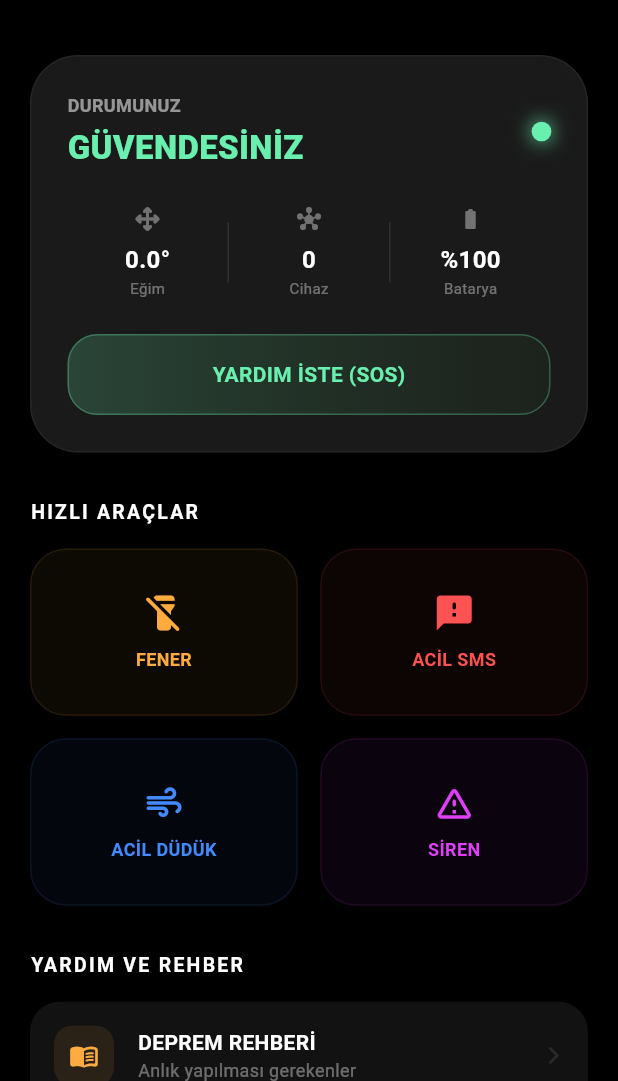
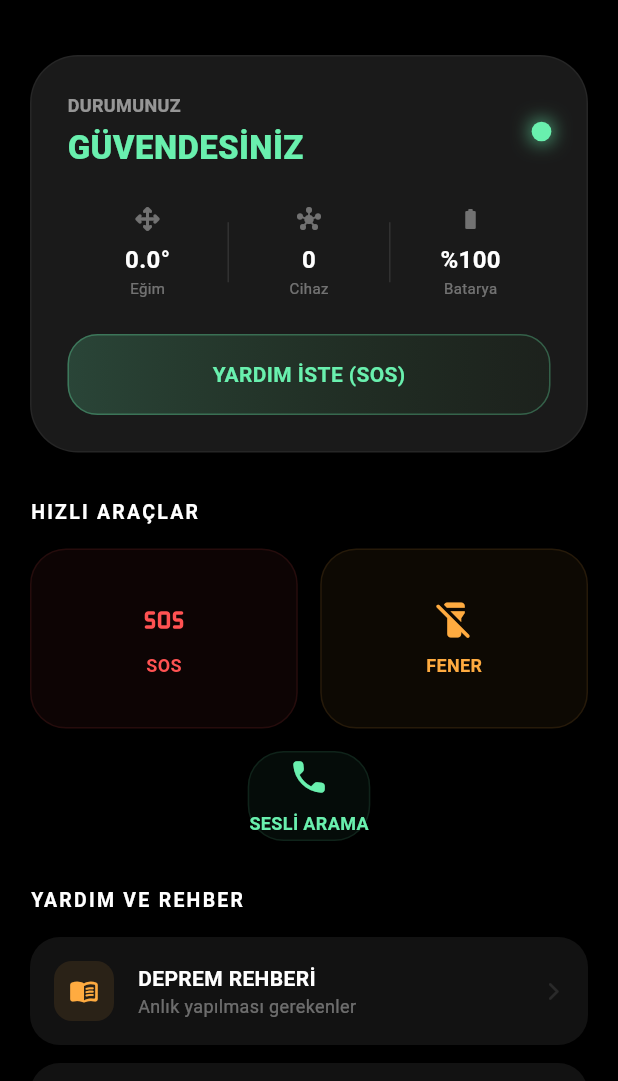
Before and after one commit to FunTeknoloji/quakesafe-app, a Flutter app: the OfflineHomeScreen screen opened directly, on a phone screen of 412 x 824 dp, the part 155-1236 px from its top. Run offline on Flutter 3.47's test engine with Material 3 defaults, Android fonts, the phone set to English and light mode, and no system bars; our stand-ins replace audioplayers, battery_plus, camera, file_picker, flutter_compass, flutter_contacts and 14 more; missing offline and left inert: audio_session, flutter_background_service, flutter_background_service_android, nearby_connections, record, screen_brightness and 2 more; accounts and stored records are empty.

Commit message:
feat: Implement offline hybrid mesh system
This commit introduces a decentralized, self-healing, hybrid mesh networking system for emergency communication.

The new system includes:
- A core mesh logic with different node roles and a message prioritization system.
- Enhanced voice and video call features, including mute functionality, quality selection, and a new video call screen.
- An updated UI/UX with one-touch buttons for critical actions.
- Security features, such as message hashing, to prevent message tampering.
- A basic offline map caching solution.

```diff
--- /dev/null
+++ b/lib/models/message.dart
@@ -0,0 +1,51 @@
+enum MessagePriority {
+  SOS,
+  Voice,
+  Location,
+  Chat,
+  System,
+}
+
+class Message {
+  final String messageId;
+  final String senderId;
+  final String receiverId;
+  final String content;
+  final MessagePriority priority;
+  final DateTime timestamp;
+  int ttl;
+
+  Message({
+    required this.messageId,
+    required this.senderId,
+    required this.receiverId,
+    required this.content,
+    this.priority = MessagePriority.Chat,
+    required this.timestamp,
+    this.ttl = 2,
+  });
+
+  factory Message.fromJson(Map<String, dynamic> json) {
+    return Message(
+      messageId: json['messageId'],
+      senderId: json['senderId'],
+      receiverId: json['receiverId'],
+      content: json['content'],
+      priority: MessagePriority.values[json['priority']],
+      timestamp: DateTime.fromMillisecondsSinceEpoch(json['timestamp']),
+      ttl: json['ttl'],
+    );
+  }
+
+  Map<String, dynamic> toJson() {
+    return {
+      'messageId': messageId,
+      'senderId': senderId,
+      'receiverId': receiverId,
+      'content': content,
+      'priority': priority.index,
+      'timestamp': timestamp.millisecondsSinceEpoch,
+      'ttl': ttl,
+    };
+  }
+}
--- /dev/null
+++ b/lib/models/node.dart
@@ -0,0 +1,42 @@
+enum NodeRole {
+  Normal,
+  Relay,
+  Bridge,
+  Emergency,
+}
+
+class Node {
+  final String nodeId;
+  NodeRole nodeRole;
+  int batteryLevel;
+  int signalStrength;
+  DateTime lastSeen;
+
+  Node({
+    required this.nodeId,
+    this.nodeRole = NodeRole.Normal,
+    this.batteryLevel = 100,
+    this.signalStrength = 0,
+    required this.lastSeen,
+  });
+
+  factory Node.fromJson(Map<String, dynamic> json) {
+    return Node(
+      nodeId: json['nodeId'],
+      nodeRole: NodeRole.values[json['nodeRole']],
+      batteryLevel: json['batteryLevel'],
+      signalStrength: json['signalStrength'],
+      lastSeen: DateTime.fromMillisecondsSinceEpoch(json['lastSeen']),
+    );
+  }
+
+  Map<String, dynamic> toJson() {
+    return {
+      'nodeId': nodeId,
+      'nodeRole': nodeRole.index,
+      'batteryLevel': batteryLevel,
+      'signalStrength': signalStrength,
+      'lastSeen': lastSeen.millisecondsSinceEpoch,
+    };
+  }
+}
--- a/lib/screens/offline_home_screen.dart
+++ b/lib/screens/offline_home_screen.dart
@@ -213,7 +213,7 @@ class _OfflineHomeScreenState extends State<OfflineHomeScreen> with TickerProvid
               children: [
                 Expanded(child: _buildDashboardStat('Eğim', '${_tiltX.toStringAsFixed(1)}°', FontAwesomeIcons.arrowsUpDownLeftRight)),
                 Container(width: 1, height: 40, color: Colors.white10),
-                Expanded(child: _buildDashboardStat('Cihaz', '${P2PConnectionService().endpointMap.length}', Icons.hub_rounded)),
+                Expanded(child: _buildDashboardStat('Cihaz', '${P2PConnectionService().nodes.length}', Icons.hub_rounded)),
                 Container(width: 1, height: 40, color: Colors.white10),
                 Expanded(child: _buildDashboardStat('Batarya', '%$_batteryLevel', _batteryLevel > 20 ? Icons.battery_full_rounded : Icons.battery_alert_rounded)),
               ],
@@ -247,20 +247,32 @@ class _OfflineHomeScreenState extends State<OfflineHomeScreen> with TickerProvid
   }
 
   Widget _buildQuickToolsGrid() {
-    return GridView.count(
-      shrinkWrap: true,
-      physics: const NeverScrollableScrollPhysics(),
-      crossAxisCount: 2,
-      mainAxisSpacing: 15,
-      crossAxisSpacing: 15,
-      childAspectRatio: 1.6,
+    return Column(
       children: [
-        _buildToolCard('FENER', _isFlashlightOn ? Icons.flashlight_on_rounded : Icons.flashlight_off_rounded, Colors.orangeAccent, _toggleFlashlight),
-        _buildToolCard('ACİL SMS', Icons.sms_failed_rounded, Colors.redAccent, _sendEmergencySMS),
-        _buildToolCard('ACİL DÜDÜK', Icons.air_rounded, Colors.blueAccent, _playWhistle),
-        _buildToolCard('SİREN', Icons.warning_amber_rounded, Colors.purpleAccent, _playSiren),
+        Row(
+          children: [
+            Expanded(
+              child: _buildToolCard('SOS', Icons.sos_rounded, Colors.redAccent, _toggleStatus, isLarge: true),
+            ),
+            const SizedBox(width: 15),
+            Expanded(
+              child: _buildToolCard('FENER', _isFlashlightOn ? Icons.flashlight_on_rounded : Icons.flashlight_off_rounded, Colors.orangeAccent, _toggleFlashlight, isLarge: true),
+            ),
+          ],
+        ),
+        const SizedBox(height: 15),
+        _buildToolCard('SESLİ ARAMA', Icons.call_rounded, Colors.greenAccent, _startVoiceCall, isLarge: false),
       ],
     );
+  }
+
+  void _startVoiceCall() {
+    final p2p = P2PConnectionService();
+    if (p2p.nodes.isEmpty) {
+      ScaffoldMessenger.of(context).showSnackBar(const SnackBar(content: Text('Bağlı cihaz yok')));
+      return;
+    }
+    p2p.sendProtocolMessage('all', {'type': 'VOICE_SIG', 'cmd': 'START'});
   }
 
   void _shareLocation() async {
@@ -302,10 +314,11 @@ class _OfflineHomeScreenState extends State<OfflineHomeScreen> with TickerProvid
     } catch (e) {}
   }
 
-  Widget _buildToolCard(String title, IconData icon, Color color, VoidCallback onTap) {
+  Widget _buildToolCard(String title, IconData icon, Color color, VoidCallback onTap, {bool isLarge = false}) {
     return GestureDetector(
       onTap: onTap,
       child: Container(
+        height: isLarge ? 120 : 60,
         decoration: BoxDecoration(color: color.withOpacity(0.05), borderRadius: BorderRadius.circular(24), border: Border.all(color: color.withOpacity(0.1))),
         child: Column(mainAxisAlignment: MainAxisAlignment.center, children: [Icon(icon, color: color, size: 28), const SizedBox(height: 8), Text(title, style: TextStyle(color: color, fontWeight: FontWeight.bold, fontSize: 12))]),
       ),
--- a/lib/screens/tools_screen.dart
+++ b/lib/screens/tools_screen.dart
@@ -375,7 +375,7 @@ class _ToolsScreenState extends State<ToolsScreen> {
     return ListenableBuilder(
       listenable: P2PConnectionService(),
       builder: (context, _) {
-        final devices = P2PConnectionService().endpointMap.values.toList();
+        final devices = P2PConnectionService().nodes.values.toList();
         return Container(
           padding: const EdgeInsets.all(24),
           decoration: BoxDecoration(
@@ -415,12 +415,12 @@ class _ToolsScreenState extends State<ToolsScreen> {
                         Column(
                           crossAxisAlignment: CrossAxisAlignment.start,
                           children: [
-                            Text(devices[i].endpointName, style: const TextStyle(color: Colors.white, fontWeight: FontWeight.bold, fontSize: 13)),
+                            Text(devices[i].nodeId, style: const TextStyle(color: Colors.white, fontWeight: FontWeight.bold, fontSize: 13)),
                             const Text('P2P Mesh Bağlantısı', style: TextStyle(color: Colors.white24, fontSize: 9)),
                           ],
                         ),
                         const Spacer(),
-                        _buildStabilityIndicator(P2PConnectionService().connectionQuality[P2PConnectionService().endpointMap.keys.elementAt(i)] ?? 10),
+                        _buildStabilityIndicator(P2PConnectionService().connectionQuality[P2PConnectionService().nodes.keys.elementAt(i)] ?? 10),
                       ],
                     ),
                   ),
--- a/lib/services/voice_call_service.dart
+++ b/lib/services/voice_call_service.dart
@@ -119,7 +119,7 @@ class VoiceCallService {
       if (buffer.length >= 1024) {
         Uint8List payload = Uint8List.fromList(buffer);
         if (endpointId == 'all') {
-          for (var eid in P2PConnectionService().endpointMap.keys) {
+          for (var eid in P2PConnectionService().nodes.keys) {
              Nearby().sendBytesPayload(eid, payload);
           }
         } else {
```
Also changed, not shown: lib/screens/chat_screen.dart (+19 -18 lines), lib/screens/video_call_screen.dart (added, +84 -0 lines), lib/screens/voice_call_screen.dart (+49 -8 lines), lib/services/map_service.dart (added, +21 -0 lines), lib/services/p2p_connection_service.dart (+133 -74 lines), lib/services/video_call_service.dart (added, +29 -0 lines).
